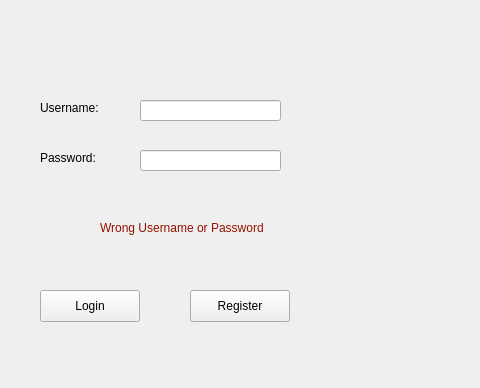
Kareem-Rashed/LAB-ASSIGNMENT-, file loginwindow.ui: the form before one commit; both pictures show x 0 to 480 and y 0 to 388 of the 800 by 600 pixel window.
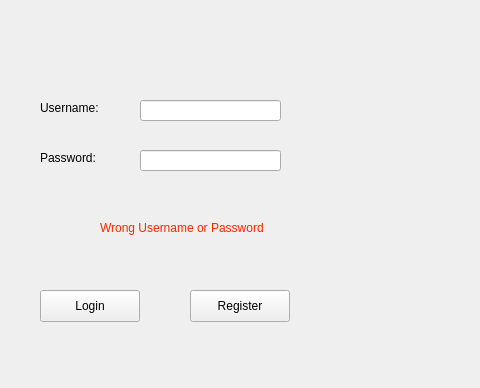
The form after the commit.

```diff
--- a/loginwindow.ui
+++ b/loginwindow.ui
@@ -73,7 +73,7 @@
      </rect>
     </property>
     <property name="text">
-     <string>&lt;html&gt;&lt;head/&gt;&lt;body&gt;&lt;p&gt;&lt;span style=&quot; color:#941100;&quot;&gt;Wrong Username or Password&lt;/span&gt;&lt;/p&gt;&lt;/body&gt;&lt;/html&gt;</string>
+     <string>&lt;html&gt;&lt;head/&gt;&lt;body&gt;&lt;p&gt;&lt;span style=&quot; color:#ff2600;&quot;&gt;Wrong Username or Password&lt;/span&gt;&lt;/p&gt;&lt;/body&gt;&lt;/html&gt;</string>
     </property>
    </widget>
    <widget class="QPushButton" name="Login">
```
